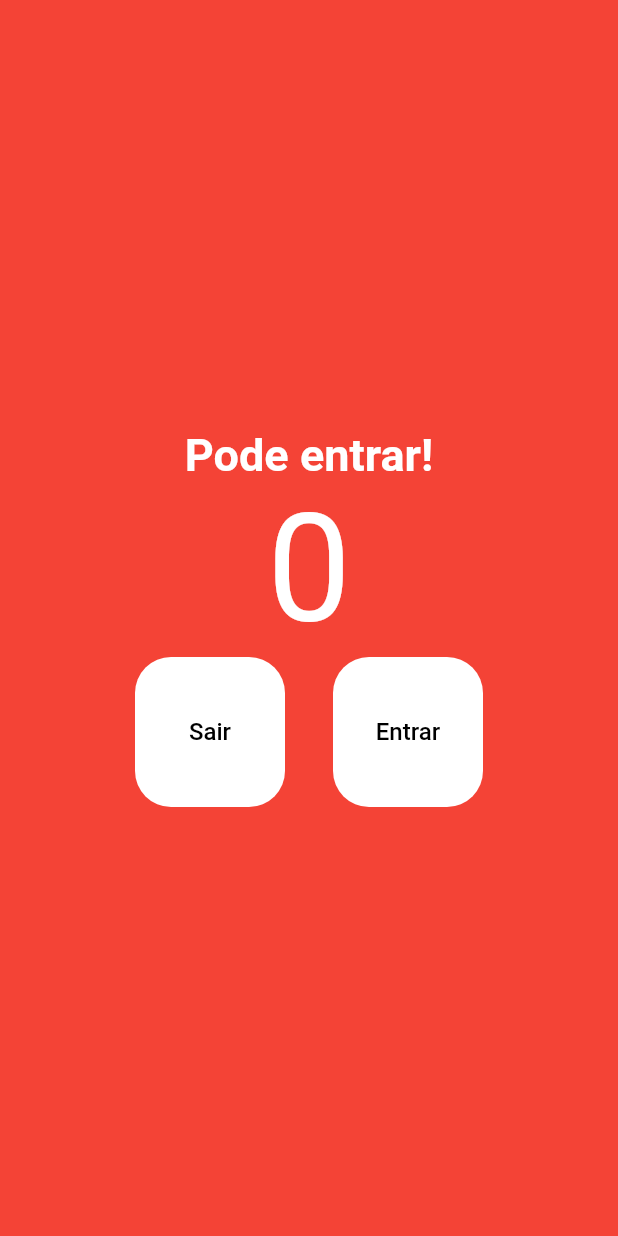
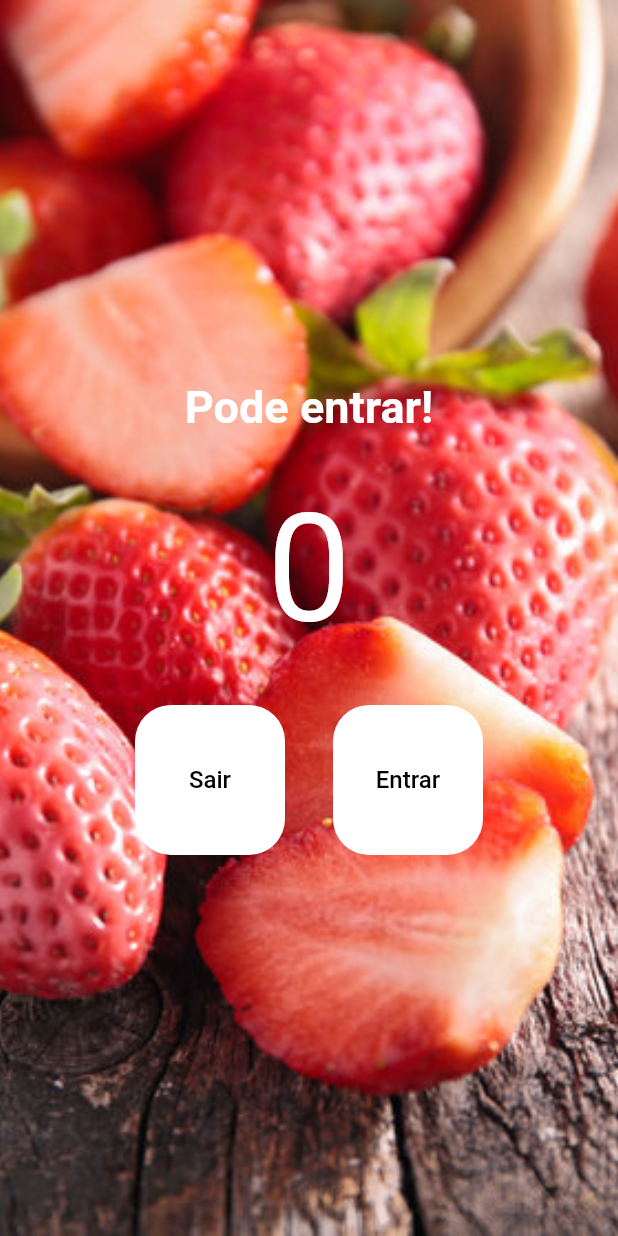
Before and after one commit to FelipeDias28/People-Counter, a Flutter app: the screen it shows after launch, on a phone screen of 412 x 824 dp. Run offline on Flutter 3.47's test engine with Material 2 defaults, Android fonts, the phone set to English and light mode, and no system bars.

Commit message:
add image

```diff
--- a/lib/main.dart
+++ b/lib/main.dart
@@ -13,6 +13,7 @@ class MyApp extends StatelessWidget {
   @override
   Widget build(BuildContext context) {
     return const MaterialApp(
+      debugShowCheckedModeBanner: false,
       home: HomePage(),
     );
   }
@@ -35,7 +36,13 @@ class HomePage extends StatelessWidget {
   Widget build(BuildContext context) {
     return Scaffold(
       backgroundColor: Colors.red,
-      body: Column(
+      body: Container(
+        decoration: const BoxDecoration(
+            image: DecorationImage(
+          image: AssetImage("assets/images/morangos.jpg"),
+          fit: BoxFit.fitHeight,
+        )),
+        child: Column(
           mainAxisAlignment: MainAxisAlignment.center,
           children: [
             const Text(
@@ -46,11 +53,14 @@ class HomePage extends StatelessWidget {
                 fontWeight: FontWeight.w700,
               ),
             ),
-          const Text(
+            const Padding(
+              padding: EdgeInsets.all(32.0),
+              child: Text(
                 "0",
                 style: TextStyle(
                   fontSize: 100,
                   color: Colors.white,
+                ),
               ),
             ),
             Row(
@@ -103,6 +113,7 @@ class HomePage extends StatelessWidget {
             )
           ],
         ),
+      ),
     );
   }
 }
--- a/pubspec.yaml
+++ b/pubspec.yaml
@@ -58,8 +58,8 @@ flutter:
   uses-material-design: true
 
   # To add assets to your application, add an assets section, like this:
-  # assets:
-  #   - images/a_dot_burr.jpeg
+  assets:
+    - assets/images/morangos.jpg
   #   - images/a_dot_ham.jpeg
 
   # An image asset can refer to one or more resolution-specific "variants", see
```
Also changed, not shown: assets/images/morangos.jpg (added). Lines whose indentation alone changed are shown as unchanged.
